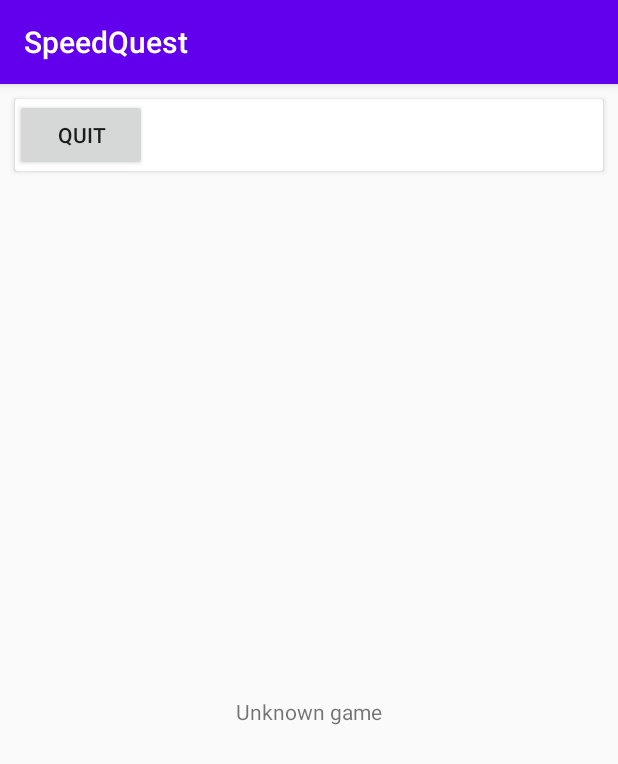
After one commit to Jaybit0/SpeedQuestAndroid, an Android app: the IngameActivity screen opened directly, with no data from a screen before it, on a phone screen of 412 x 824 dp. The commit adds this screen. Shown: the top 764 px of the screen. Run offline under Robolectric (Android 15) with nearby library versions, the phone set to English and light mode, and no system bars; libraries missing offline, so code that uses them is left out: com.koushikdutta.async.

Commit message:
Basic game-handling

```diff
--- a/app/src/main/AndroidManifest.xml
+++ b/app/src/main/AndroidManifest.xml
@@ -10,7 +10,8 @@
         android:roundIcon="@mipmap/ic_launcher_round"
         android:supportsRtl="true"
         android:theme="@style/AppTheme">
-        <activity android:name=".LobbyActivity"></activity>
+        <activity android:name=".IngameActivity"></activity>
+        <activity android:name=".LobbyActivity" />
         <activity android:name=".MainActivity">
             <intent-filter>
                 <action android:name="android.intent.action.MAIN" />
--- /dev/null
+++ b/app/src/main/java/de/dhbw/apps/speedquest/IngameActivity.java
@@ -0,0 +1,74 @@
+package de.dhbw.apps.speedquest;
+
+import androidx.appcompat.app.AppCompatActivity;
+import androidx.constraintlayout.widget.ConstraintLayout;
+
+import android.os.Bundle;
+import android.util.Log;
+import android.widget.Button;
+
+import java.util.HashMap;
+import java.util.Map;
+import java.util.UUID;
+
+import de.dhbw.apps.speedquest.client.SpeedQuestClient;
+import de.dhbw.apps.speedquest.client.packets.internal.PacketTaskAssigned;
+import de.dhbw.apps.speedquest.game.GameHandler;
+import de.dhbw.apps.speedquest.game.handlers.UnavailbleGameHandler;
+
+public class IngameActivity extends AppCompatActivity {
+
+    private Map<String, GameHandler> availableHandlers = new HashMap<>();
+    private GameHandler activeHandler;
+    private ConstraintLayout miniGameContainer;
+    private final GameHandler defaultHandler = new UnavailbleGameHandler(this);
+
+    @Override
+    protected void onCreate(Bundle savedInstanceState) {
+        super.onCreate(savedInstanceState);
+        setContentView(R.layout.activity_ingame);
+
+        miniGameContainer = findViewById(R.id.containerMiniGame);
+
+        Button buttonQuit = findViewById(R.id.buttonQuitInGame);
+        buttonQuit.setOnClickListener(v -> finish());
+
+        addAvailableHandlers();
+        Log.d("SpeedQuest", "Created Ingame-object");
+    }
+
+    @Override
+    protected void onStart() {
+        super.onStart();
+        SpeedQuestApplication app = (SpeedQuestApplication)getApplication();
+        app.client.registerPacketHandler(this::onTaskAssigned, PacketTaskAssigned.class, this);
+
+        onTaskAssigned(new PacketTaskAssigned(app.client.getGameCache().getCurrentTask()), app.client);
+    }
+
+    @Override
+    protected void onStop() {
+        SpeedQuestApplication app = (SpeedQuestApplication)getApplication();
+        app.client.disconnect();
+        app.client.unregisterMappingsOfActivity(this);
+        super.onStop();
+    }
+
+    private void onTaskAssigned(PacketTaskAssigned packet, SpeedQuestClient client) {
+        if (activeHandler != null) {
+                client.unregisterMappingsOfID(activeHandler.getHandlerID());
+                activeHandler.onEnd();
+                miniGameContainer.removeAllViews();
+        }
+
+        activeHandler = packet.getAssignedTask() == null ? defaultHandler : availableHandlers.getOrDefault(packet.getAssignedTask().getName(), defaultHandler);
+        activeHandler.setHandlerID(UUID.randomUUID());
+        getLayoutInflater().inflate(activeHandler.getGameResource(), miniGameContainer);
+        activeHandler.initialize(packet.getAssignedTask());
+        activeHandler.registerPacketHandlers();
+    }
+
+    private void addAvailableHandlers() {
+
+    }
+}
--- a/app/src/main/java/de/dhbw/apps/speedquest/client/GameCache.java
+++ b/app/src/main/java/de/dhbw/apps/speedquest/client/GameCache.java
@@ -15,6 +15,7 @@ import de.dhbw.apps.speedquest.client.packets.PacketTaskAssign;
 import de.dhbw.apps.speedquest.client.packets.internal.PacketGameInitialized;
 import de.dhbw.apps.speedquest.client.packets.internal.PacketGameStateChanged;
 import de.dhbw.apps.speedquest.client.packets.internal.PacketQuit;
+import de.dhbw.apps.speedquest.client.packets.internal.PacketTaskAssigned;
 
 public class GameCache {
 
@@ -104,6 +105,7 @@ public class GameCache {
 
     private void assignTask(PacketTaskAssign taskAssignPacket, SpeedQuestClient client) {
         currentTask = taskAssignPacket.getTask();
+        app.client.callPacketInUITask(new PacketTaskAssigned(currentTask));
     }
 
     private void onQuit(PacketQuit packet, SpeedQuestClient client) {
--- /dev/null
+++ b/app/src/main/java/de/dhbw/apps/speedquest/client/packets/internal/PacketTaskAssigned.java
@@ -0,0 +1,20 @@
+package de.dhbw.apps.speedquest.client.packets.internal;
+
+import de.dhbw.apps.speedquest.client.PacketID;
+import de.dhbw.apps.speedquest.client.infos.TaskInfo;
+import de.dhbw.apps.speedquest.client.packets.Packet;
+
+@PacketID("internal.taskassign")
+public class PacketTaskAssigned extends Packet {
+
+    private TaskInfo assignedTask;
+
+    public PacketTaskAssigned(TaskInfo info) {
+        assignedTask = info;
+    }
+
+    public TaskInfo getAssignedTask() {
+        return assignedTask;
+    }
+
+}
--- /dev/null
+++ b/app/src/main/java/de/dhbw/apps/speedquest/game/GameHandler.java
@@ -0,0 +1,34 @@
+package de.dhbw.apps.speedquest.game;
+
+import java.util.UUID;
+
+import de.dhbw.apps.speedquest.IngameActivity;
+import de.dhbw.apps.speedquest.client.infos.TaskInfo;
+
+public abstract class GameHandler {
+
+    private UUID handlerID;
+
+    protected final IngameActivity activity;
+
+    public GameHandler(IngameActivity activity) {
+        this.activity = activity;
+    }
+
+    public abstract int getGameResource();
+
+    public abstract void initialize(TaskInfo task);
+
+    public abstract void registerPacketHandlers();
+
+    public abstract void onEnd();
+
+    public final UUID getHandlerID() {
+        return handlerID;
+    }
+
+    public final void setHandlerID(UUID handlerID) {
+        this.handlerID = handlerID;
+    }
+
+}
--- /dev/null
+++ b/app/src/main/java/de/dhbw/apps/speedquest/game/handlers/UnavailbleGameHandler.java
@@ -0,0 +1,31 @@
+package de.dhbw.apps.speedquest.game.handlers;
+
+import de.dhbw.apps.speedquest.IngameActivity;
+import de.dhbw.apps.speedquest.R;
+import de.dhbw.apps.speedquest.client.infos.TaskInfo;
+import de.dhbw.apps.speedquest.game.GameHandler;
+
+public class UnavailbleGameHandler extends GameHandler {
+
+
+    public UnavailbleGameHandler(IngameActivity activity) {
+        super(activity);
+    }
+
+    @Override
+    public int getGameResource() {
+        return R.layout.game_unknown;
+    }
+
+    @Override
+    public void initialize(TaskInfo info) {
+    }
+
+    @Override
+    public void registerPacketHandlers() {
+    }
+
+    @Override
+    public void onEnd() {
+    }
+}
--- /dev/null
+++ b/app/src/main/res/layout/activity_ingame.xml
@@ -0,0 +1,38 @@
+<?xml version="1.0" encoding="utf-8"?>
+<androidx.constraintlayout.widget.ConstraintLayout xmlns:android="http://schemas.android.com/apk/res/android"
+    xmlns:app="http://schemas.android.com/apk/res-auto"
+    xmlns:tools="http://schemas.android.com/tools"
+    android:layout_width="match_parent"
+    android:layout_height="match_parent"
+    tools:context=".IngameActivity">
+
+    <androidx.cardview.widget.CardView
+        android:id="@+id/cardViewOptions"
+        android:layout_width="match_parent"
+        android:layout_height="wrap_content"
+        android:layout_marginStart="10dp"
+        android:layout_marginEnd="10dp"
+        android:layout_marginTop="10dp"
+        app:layout_constraintStart_toStartOf="parent"
+        app:layout_constraintEnd_toEndOf="parent"
+        app:layout_constraintTop_toTopOf="parent">
+
+        <Button
+            android:id="@+id/buttonQuitInGame"
+            android:layout_width="wrap_content"
+            android:layout_height="wrap_content"
+            android:text="Quit" />
+    </androidx.cardview.widget.CardView>
+
+    <androidx.constraintlayout.widget.ConstraintLayout
+        android:id="@+id/containerMiniGame"
+        android:layout_width="match_parent"
+        android:layout_height="0dp"
+        android:layout_marginTop="10dp"
+        app:layout_constraintTop_toBottomOf="@id/cardViewOptions"
+        app:layout_constraintBottom_toBottomOf="parent"
+        app:layout_constraintStart_toStartOf="parent"
+        app:layout_constraintEnd_toEndOf="parent">
+
+    </androidx.constraintlayout.widget.ConstraintLayout>
+</androidx.constraintlayout.widget.ConstraintLayout>
--- /dev/null
+++ b/app/src/main/res/layout/game_unknown.xml
@@ -0,0 +1,17 @@
+<?xml version="1.0" encoding="utf-8"?>
+<androidx.constraintlayout.widget.ConstraintLayout xmlns:android="http://schemas.android.com/apk/res/android"
+    android:layout_width="match_parent"
+    android:layout_height="match_parent"
+    xmlns:app="http://schemas.android.com/apk/res-auto">
+
+    <TextView
+        android:id="@+id/textUnknownGame"
+        android:layout_width="wrap_content"
+        android:layout_height="wrap_content"
+        android:text="Unknown game"
+        app:layout_constraintStart_toStartOf="parent"
+        app:layout_constraintEnd_toEndOf="parent"
+        app:layout_constraintTop_toTopOf="parent"
+        app:layout_constraintBottom_toBottomOf="parent"/>
+
+</androidx.constraintlayout.widget.ConstraintLayout>
```
Also changed, not shown: app/src/main/java/de/dhbw/apps/speedquest/LobbyActivity.java (+30 -11 lines), app/src/main/java/de/dhbw/apps/speedquest/MainActivity.java (+17 -3 lines), app/src/main/java/de/dhbw/apps/speedquest/client/SpeedQuestClient.java (+4 -9 lines).
